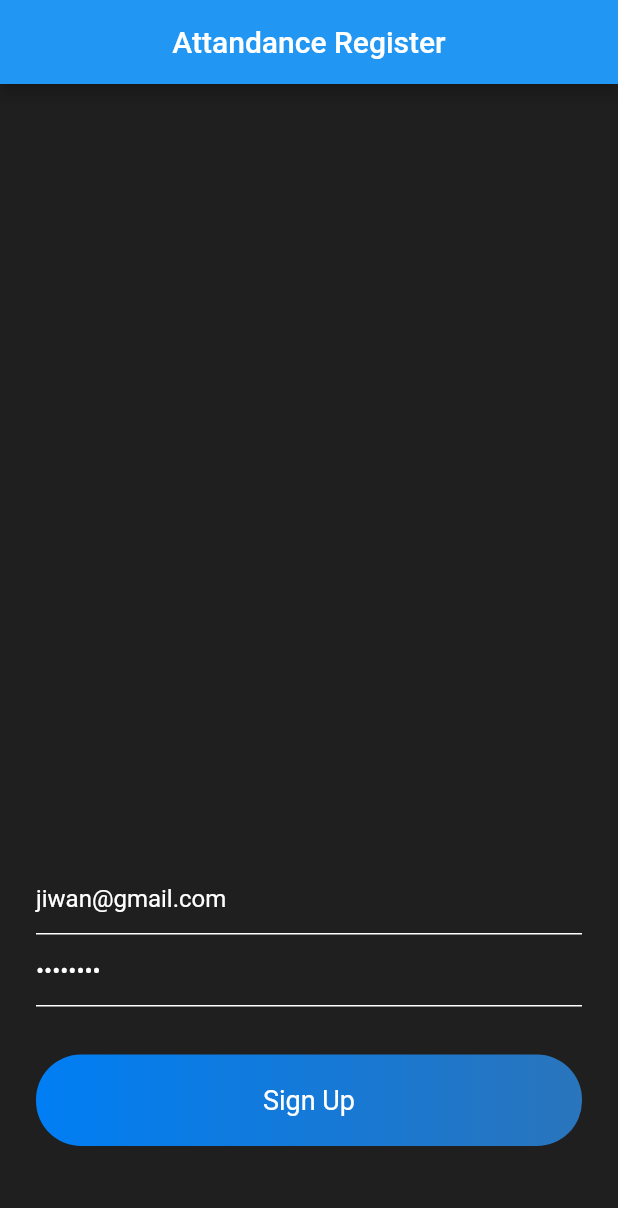
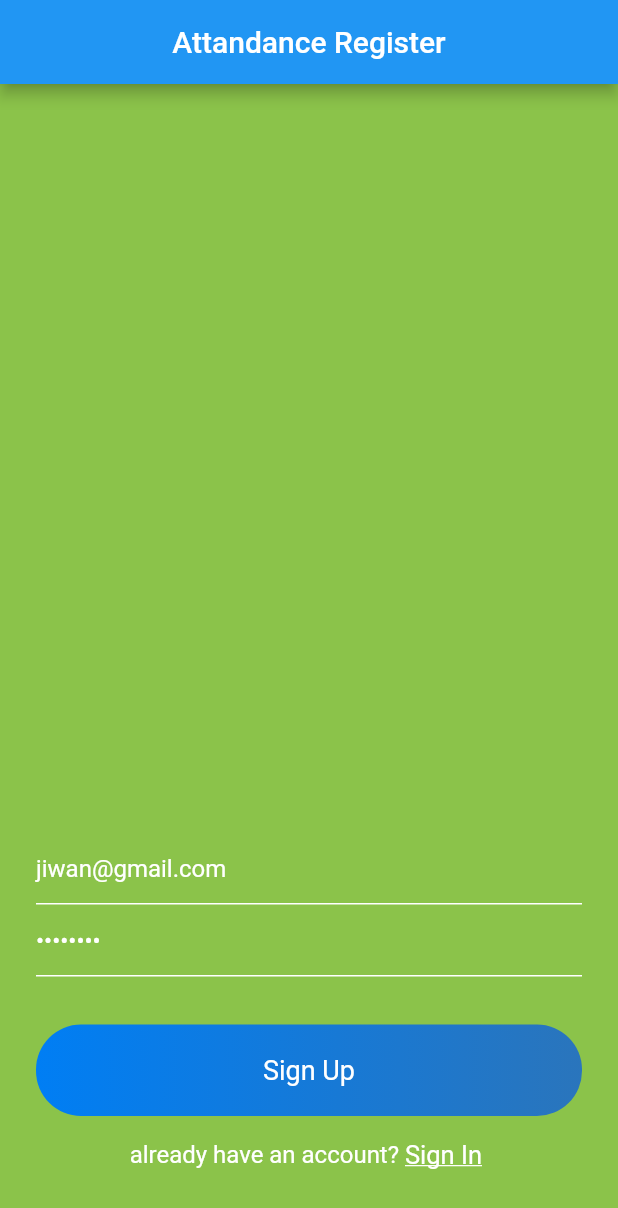
Before and after one commit to jiwansapkota/Attendance-app, a Flutter app: the screen it shows after launch, after a tap on "Sign Up", on a phone screen of 412 x 824 dp. Shown: the top 1208 px of the screen. Run offline on Flutter 3.47's test engine with Material 2 defaults, Android fonts, the light colour scheme and no system bars; our stand-ins replace shared_preferences; network calls fail.

Commit message:
fixed issues of login and signup

```diff
--- a/lib/helper/constants.dart
+++ b/lib/helper/constants.dart
@@ -1,4 +1,4 @@
 class Constants {
   static String myName = "";
-  static String ipAddress = "http://192.168.1.12:5000";
+  static String ipAddress = "http://192.168.1.6:5000";
 }
--- a/lib/main.dart
+++ b/lib/main.dart
@@ -72,7 +72,8 @@ class _MyHomePageState extends State<MyHomePage> {
     return MaterialApp(
       debugShowCheckedModeBanner: false,
       theme: ThemeData(
-        scaffoldBackgroundColor: Color(0xff1F1F1F),
+        // scaffoldBackgroundColor: Color(0xff1F1F1F),
+        scaffoldBackgroundColor: Colors.lightGreen,
         primarySwatch: Colors.blue,
         visualDensity: VisualDensity.adaptivePlatformDensity,
       ),
--- a/lib/views/signup.dart
+++ b/lib/views/signup.dart
@@ -12,13 +12,19 @@ class SignUP extends StatefulWidget {
 
 class _SignUPState extends State<SignUP> {
   bool isLoading = false;
+  bool emailExists = false;
+  String msg = "";
   final formKey = GlobalKey<FormState>();
   TextEditingController emailTextEditingController =
       new TextEditingController(text: "jiwan@gmail.com");
   TextEditingController passwordTextEditingController =
       new TextEditingController(text: "jiwan123");
-  signMeIn() async {
+  signMeUp() async {
     print("signUP clicked");
+    setState(() {
+      isLoading = true;
+      emailExists = false;
+    });
     final uri = "${Constants.ipAddress}/adduser";
     if (formKey.currentState.validate()) {
       try {
@@ -32,18 +38,33 @@ class _SignUPState extends State<SignUP> {
         var responseBody = jsonDecode(response.body);
         print(responseBody);
         print(responseBody['msg']);
+        setState(() {
+          msg = responseBody['msg'];
+        });
         if (responseBody['success']) {
           print(responseBody['success']);
           Navigator.push(
               context, MaterialPageRoute(builder: (context) => SignIn()));
+          setState(() {
+            isLoading = false;
+          });
         } else {
-          print(responseBody.msg);
+          setState(() {
+            emailExists = true;
+            isLoading = false;
+          });
         }
       } catch (err) {
+        setState(() {
+          isLoading = false;
+        });
         print("error occurred ---------");
         print(err);
       }
     } else {
+      setState(() {
+        isLoading = false;
+      });
       print('validation failed');
       return 0;
     }
@@ -53,11 +74,13 @@ class _SignUPState extends State<SignUP> {
   Widget build(BuildContext context) {
     return Scaffold(
       appBar: appBarMain(context),
-      body: isLoading
-          ? Container(
-              child: Center(child: CircularProgressIndicator()),
-            )
-          : SingleChildScrollView(
+      body:
+          // isLoading
+          //     ? Container(
+          //         child: Center(child: CircularProgressIndicator()),
+          //       )
+          //     :
+          SingleChildScrollView(
         child: Container(
           height: MediaQuery.of(context).size.height - 50,
           alignment: Alignment.bottomCenter,
@@ -74,7 +97,9 @@ class _SignUPState extends State<SignUP> {
                         return RegExp(
                                     r"^[a-zA-Z0-9.a-zA-Z0-9.!#$%&'*+-/=?^_`{|}~]+@[a-zA-Z0-9]+\.[a-zA-Z]+")
                                 .hasMatch(val)
-                                  ? null
+                            ? emailExists
+                                ? "Email already exists"
+                                : null
                             : "please provide a valid email";
                       },
                       controller: emailTextEditingController,
@@ -118,22 +143,35 @@ class _SignUPState extends State<SignUP> {
                 SizedBox(
                   height: 16,
                 ),
+                emailExists
+                    ? Column(children: [
+                        Text(msg, style: mediumInputTextStyle()),
+                        SizedBox(
+                          height: 16,
+                        ),
+                      ])
+                    : SizedBox(),
                 GestureDetector(
                   onTap: () {
-                          signMeIn();
+                    isLoading ? null : signMeUp();
                   },
                   child: Container(
                     alignment: Alignment.center,
                     width: MediaQuery.of(context).size.width,
                     padding: EdgeInsets.symmetric(vertical: 20),
-                          decoration: BoxDecoration(
+                    decoration: isLoading
+                        ? BoxDecoration(
+                            color: Colors.grey,
+                            borderRadius: BorderRadius.circular(30.0),
+                          )
+                        : BoxDecoration(
                             gradient: LinearGradient(colors: [
                               const Color(0xff007EF4),
                               const Color(0xff2A75BC),
                             ]),
                             borderRadius: BorderRadius.circular(30.0)),
                     child: Text(
-                            "Sign Up",
+                      isLoading ? "Signing Up..." : "Sign Up",
                       style: mediumInputTextStyle(),
                     ),
                   ),
@@ -162,31 +200,29 @@ class _SignUPState extends State<SignUP> {
                 // SizedBox(
                 //   height: 16,
                 // ),
-                      // Row(
-                      //   mainAxisAlignment: MainAxisAlignment.center,
-                      //   children: [
-                      //     Text(
-                      //       "don't have an account? ",
-                      //       style: inputTextStyle(),
-                      //     ),
-                      //     GestureDetector(
-                      //       onTap: () {
-                      //         Navigator.pushReplacement(
-                      //             context,
-                      //             MaterialPageRoute(
-                      //                 builder: (context) => SignUP()));
-                      //       },
-                      //       child: Text(
-                      //         "Register now ",
-                      //         style: TextStyle(
-                      //           color: Colors.white,
-                      //           fontSize: 17,
-                      //           decoration: TextDecoration.underline,
-                      //         ),
-                      //       ),
-                      //     ),
-                      //   ],
-                      // ),
+                Row(
+                  mainAxisAlignment: MainAxisAlignment.center,
+                  children: [
+                    Text(
+                      "already have an account? ",
+                      style: inputTextStyle(),
+                    ),
+                    GestureDetector(
+                      onTap: () {
+                        Navigator.pushReplacement(context,
+                            MaterialPageRoute(builder: (context) => SignIn()));
+                      },
+                      child: Text(
+                        "Sign In ",
+                        style: TextStyle(
+                          color: Colors.white,
+                          fontSize: 17,
+                          decoration: TextDecoration.underline,
+                        ),
+                      ),
+                    ),
+                  ],
+                ),
 
                 SizedBox(
                   height: 50,
```
Also changed, not shown: lib/views/attandance.dart (+42 -11 lines), lib/views/signIn.dart (+57 -12 lines), lib/modals/attandance.dart (deleted), lib/modals/user.dart (deleted), 3 other files. Lines whose indentation alone changed are shown as unchanged.
